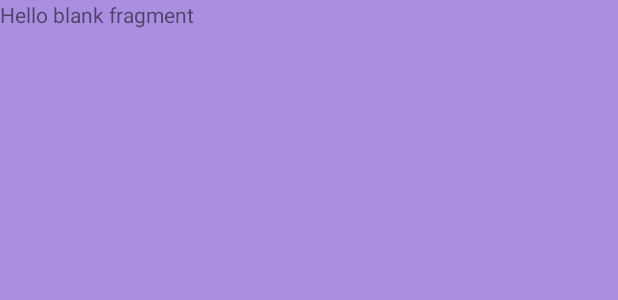
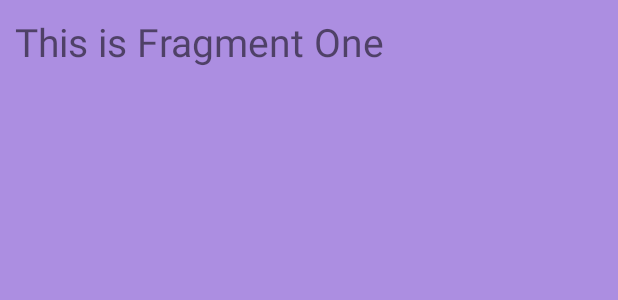
Before and after one commit to AsadShahid7/NavigartionDrawerHomeTask, an Android app: the layout fragment_one.xml on its own in the app's theme, with its tools: preview values and no code run, on a phone screen of 412 x 824 dp. Shown: the top 300 px of the screen. Run offline under Robolectric (Android 15) with nearby library versions, the phone set to English and light mode, and no system bars.

Commit message:
Fragment layouts adjusted

```diff
--- a/NavigationDrawerHomeTask/app/src/main/java/com/example/navigationdrawerhometask/MainActivity.java
+++ b/NavigationDrawerHomeTask/app/src/main/java/com/example/navigationdrawerhometask/MainActivity.java
@@ -151,4 +151,8 @@ public class MainActivity extends AppCompatActivity {
 
         notificationManager.notify(1,notification);
     }
+
+    public void goToFragment(View view) {
+        startActivity(new Intent(MainActivity.this,FragmentMainActivity.class));
+    }
 }
--- a/NavigationDrawerHomeTask/app/src/main/res/layout/activity_main.xml
+++ b/NavigationDrawerHomeTask/app/src/main/res/layout/activity_main.xml
@@ -86,6 +86,7 @@
                 android:layout_width="match_parent"
                 android:layout_height="wrap_content"
                 android:text="Go To Fragment"
+                android:onClick="goToFragment"
                 app:layout_constraintTop_toBottomOf="@+id/button5"
                 app:layout_constraintStart_toStartOf="parent"
                 app:layout_constraintEnd_toEndOf="parent">
--- a/NavigationDrawerHomeTask/app/src/main/res/layout/fragment_one.xml
+++ b/NavigationDrawerHomeTask/app/src/main/res/layout/fragment_one.xml
@@ -4,12 +4,14 @@
     android:layout_width="match_parent"
     android:layout_height="match_parent"
     tools:context=".FragmentOne"
-    android:background="#AC8EE1">
+    android:background="#AC8EE1"
+    android:padding="10dp">
 
     <!-- TODO: Update blank fragment layout -->
     <TextView
         android:layout_width="match_parent"
         android:layout_height="match_parent"
-        android:text="@string/hello_blank_fragment" />
+        android:text="This is Fragment One"
+        android:textSize="26dp"/>
 
 </FrameLayout>
--- a/NavigationDrawerHomeTask/app/src/main/res/layout/fragment_two.xml
+++ b/NavigationDrawerHomeTask/app/src/main/res/layout/fragment_two.xml
@@ -4,12 +4,14 @@
     android:layout_width="match_parent"
     android:layout_height="match_parent"
     tools:context=".FragmentTwo"
-    android:background="#EC8DAD">
+    android:background="#EC8DAD"
+    android:padding="10dp">
 
     <!-- TODO: Update blank fragment layout -->
     <TextView
         android:layout_width="match_parent"
         android:layout_height="match_parent"
-        android:text="@string/hello_blank_fragment" />
+        android:text="This is Fragment Two"
+        android:textSize="26dp" />
 
 </FrameLayout>
```
